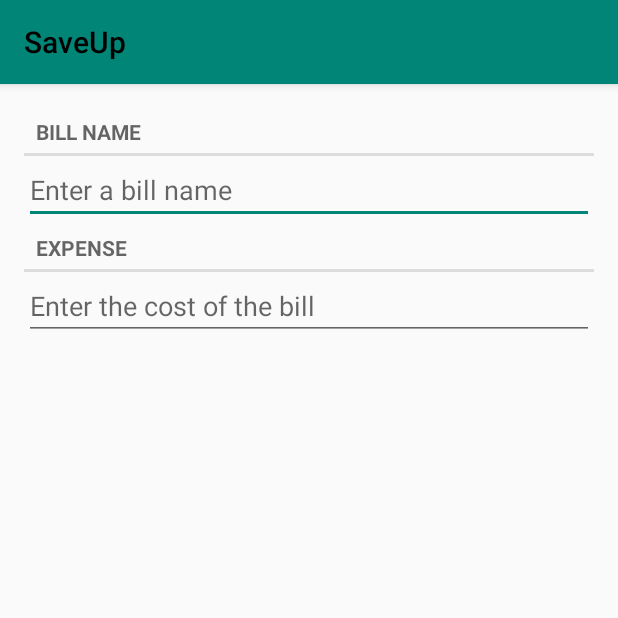
After one commit to Zappiermike/SaveUp, an Android app: the fragment BillsFragment shown on its own in the app's theme, on a phone screen of 412 x 824 dp, the top half of it. The commit adds this screen. Run offline under Robolectric (Android 15) with nearby library versions, the phone set to English and light mode, and no system bars.

Commit message:
Creating Bill Fragment

```diff
--- /dev/null
+++ b/app/src/main/java/edu/gac/mcs270/saveup/BillsFragment.java
@@ -0,0 +1,50 @@
+package edu.gac.mcs270.saveup;
+
+import android.os.Bundle;
+import android.support.v4.app.Fragment;
+import android.text.Editable;
+import android.text.Layout;
+import android.text.TextWatcher;
+import android.view.LayoutInflater;
+import android.view.View;
+import android.view.ViewGroup;
+import android.widget.EditText;
+
+public class BillsFragment extends Fragment {
+    private Bills mBills;
+    private EditText mTitleField;
+
+    @Override
+    public void onCreate(Bundle savedInstanceState) {
+        super.onCreate(savedInstanceState);
+        mBills = new Bills();
+    }
+
+    @Override
+    public View onCreateView(LayoutInflater inflater, ViewGroup container, Bundle savedInstanceState){
+        View v = inflater.inflate(R.layout.add_bill, container, false);
+
+        mTitleField = (EditText) v.findViewById(R.id.bill_title);
+        mTitleField.addTextChangedListener(new TextWatcher() {
+            @Override
+            public void beforeTextChanged(CharSequence s, int start, int count, int after) {
+                //purposefully left blank
+            }
+
+            @Override
+            public void onTextChanged(CharSequence s, int start, int before, int count) {
+                mBills.setTitle(s.toString());
+            }
+
+            @Override
+            public void afterTextChanged(Editable s) {
+                //this one too
+            }
+        });
+
+
+        return v;
+    }
+
+
+}
--- a/app/src/main/res/layout/add_bill.xml
+++ b/app/src/main/res/layout/add_bill.xml
@@ -1,13 +1,37 @@
 <?xml version="1.0" encoding="utf-8"?>
-<android.support.constraint.ConstraintLayout
+<LinearLayout
     xmlns:android="http://schemas.android.com/apk/res/android"
+    xmlns:tools="http://schemas.android.com/tools"
     android:layout_width="match_parent"
     android:layout_height="match_parent"
-    android:layout_margin="16dp">
+    android:layout_margin="16dp"
+    android:orientation="vertical">
 
     <TextView
+        style="?android:listSeparatorTextViewStyle"
         android:layout_width="match_parent"
-        android:layout_height="match_parent"
-        android:text="@string/SaveUp_bill_title"/>
+        android:layout_height="wrap_content"
+        android:text="@string/new_bill_title" />
 
-</android.support.constraint.ConstraintLayout>
+    <EditText
+        android:id="@+id/bill_title"
+        android:layout_width="match_parent"
+        android:layout_height="wrap_content"
+        android:hint="@string/new_bill_hint" />
+
+    <TextView
+        style="?android:listSeparatorTextViewStyle"
+        android:layout_width="match_parent"
+        android:layout_height="wrap_content"
+        android:text="@string/new_bill_expense_title" />
+
+    <EditText
+        android:id="@+id/new_bill_expense"
+        android:layout_width="match_parent"
+        android:layout_height="wrap_content"
+        android:ems="10"
+        android:inputType="number"
+        android:hint="@string/new_bill_expense_hint"/>
+
+
+</LinearLayout>
--- a/app/src/main/res/values/strings.xml
+++ b/app/src/main/res/values/strings.xml
@@ -1,5 +1,8 @@
 <resources>
     <string name="app_name">SaveUp</string>
-    <string name="SaveUp_bill_title">Bill Name</string>
+    <string name="new_bill_title">Bill Name</string>
+    <string name="new_bill_hint">Enter a bill name</string>
+    <string name="new_bill_expense_title">Expense</string>
+    <string name="new_bill_expense_hint">Enter the cost of the bill</string>
 
 </resources>
```
